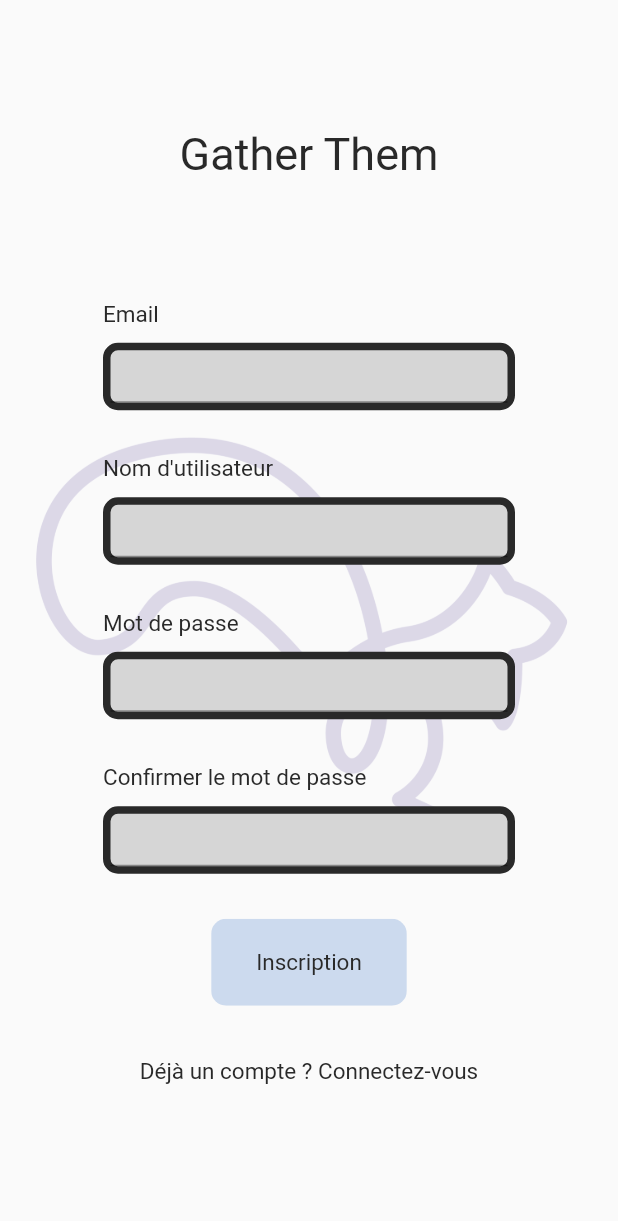
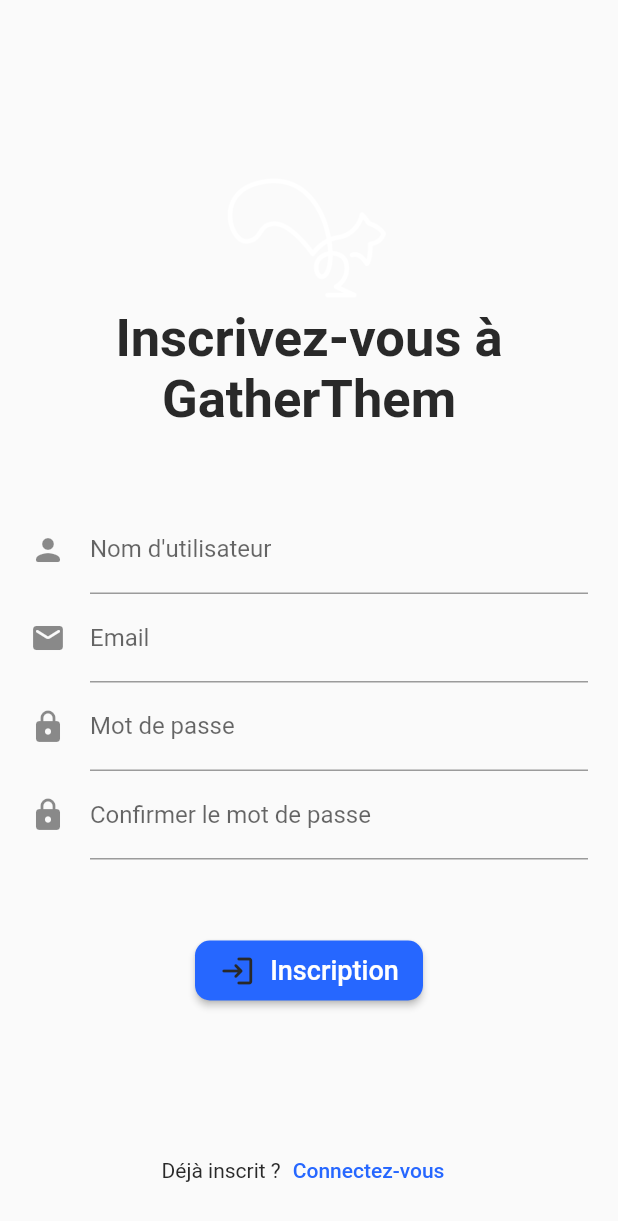
Before and after one commit to ToGatherThem/gatherthem_mobile_app, a Flutter app: the RegisterScreen screen opened directly, on a phone screen of 412 x 824 dp. Shown: the top 1221 px of the screen. Run offline on Flutter 3.47's test engine with Material 2 defaults, Android fonts, the phone set to English and light mode, and no system bars; our stand-ins replace adaptive_theme, cookie_jar, date_time_picker, dio, dio_cookie_manager, rxdart.

Commit message:
[REFACT] Theme of register screen

```diff
--- a/lib/theme/strings.dart
+++ b/lib/theme/strings.dart
@@ -16,6 +16,7 @@ class Strings{
   static const String passwordLabel = "Mot de passe";
   static const String confirmPasswordLabel = "Confirmer le mot de passe";
   static const String loginTitle = "Connectez-vous à GatherThem";
+  static const String registerTitle = "Inscrivez-vous à GatherThem";
   static const String loginLabel = "Connexion";
   static const String signUpLabel = "Inscription";
   static const String signOutLabel = "Déconnexion";
--- a/lib/ui/screens/register_screen.dart
+++ b/lib/ui/screens/register_screen.dart
@@ -3,9 +3,11 @@ import 'package:gatherthem_mobile_app/globals.dart';
 import 'package:gatherthem_mobile_app/services/authentication_service.dart';
 import 'package:gatherthem_mobile_app/theme/strings.dart';
 import 'package:gatherthem_mobile_app/ui/screens/login_screen.dart';
-import 'package:gatherthem_mobile_app/ui/widgets/buttons/filled_rect_button.dart';
+import 'package:gatherthem_mobile_app/ui/widgets/buttons/action_button.dart';
 import 'package:gatherthem_mobile_app/ui/widgets/dialogs/error_dialog.dart';
-import 'package:gatherthem_mobile_app/ui/widgets/inputs/text_form_input.dart';
+import 'package:gatherthem_mobile_app/ui/widgets/inputs/email_input.dart';
+import 'package:gatherthem_mobile_app/ui/widgets/inputs/password_input.dart';
+import 'package:gatherthem_mobile_app/ui/widgets/inputs/text_input.dart';
 
 class RegisterScreen extends StatelessWidget {
   const RegisterScreen({Key? key}) : super(key: key);
@@ -14,98 +16,78 @@ class RegisterScreen extends StatelessWidget {
   Widget build(BuildContext context) {
     return Scaffold(
       backgroundColor: Theme.of(context).backgroundColor,
-      body: Stack(
+      resizeToAvoidBottomInset: false,
+      body: Padding(
+        padding: const EdgeInsets.all(20),
+        child: Column(
+          mainAxisAlignment: MainAxisAlignment.center,
+          crossAxisAlignment: CrossAxisAlignment.center,
           children: [
-          Center(
-              child: Image.asset("assets/logo.png",
-                color: Colors.white.withOpacity(0.2),
-                colorBlendMode: BlendMode.modulate
-              )
+            const Spacer(),
+            Image(
+                height: 100,
+                image: Image.asset('assets/logoWhite.png').image
             ),
-          Center(
-            child: Padding(
-              padding: EdgeInsets.symmetric(horizontal: MediaQuery.of(context).size.width / 6, vertical: 20),
-              child: ScrollConfiguration(
-                behavior: ScrollConfiguration.of(context).copyWith(scrollbars: false),
-                child: SingleChildScrollView(
-                  child: Column(
+            Text(
+              Strings.registerTitle,
+              style: getTitleStyle(context),
+              textAlign: TextAlign.center,
+            ),
+            const Padding(padding: EdgeInsets.only(top: 50)),
+            TextInput(
+                label: Strings.userNameLabel,
+                icon: Icons.person_rounded,
+                onChanged: (value){
+                  credentials["username"] = value;
+                }
+            ),
+            EmailInput(
+                label: Strings.emailLabel,
+                icon: Icons.mail_rounded,
+                onChanged: (value){
+                  credentials["email"] = value;
+                }
+            ),
+            PasswordInput(
+                label: Strings.passwordLabel,
+                icon: Icons.lock_rounded,
+                onChanged: (value){
+                  credentials["password"] = value;
+                }
+            ),
+            PasswordInput(
+                label: Strings.confirmPasswordLabel,
+                icon: Icons.lock_rounded,
+                onChanged: (value){
+                  credentials["confirm_password"] = value;
+                }
+            ),
+            const Padding(padding: EdgeInsets.only(top: 50)),
+            ActionButton(
+              onPressed: () {
+                validate(context);
+              },
+              text: Strings.signUpLabel,
+              icon: Icons.login_rounded,
+              width: 120,
+            ),
+            const Spacer(),
+            Row(
+              mainAxisAlignment: MainAxisAlignment.center,
               children: [
-                      Text(Strings.appTitle,
+                Text(
+                  Strings.alreadyRegistered,
                   style: TextStyle(
                     color: Theme.of(context).primaryColor,
-                              fontSize: 30
-                          )
                   ),
-                      const SizedBox(height: 80),
-                      Align(
-                        child: Text(Strings.emailLabel,
-                            style: TextStyle(
-                                color: Theme.of(context).primaryColor,
-                                fontSize: 15
-                            )
                 ),
-                        alignment: Alignment.centerLeft,
-                      ),
-                      const SizedBox(height: 10),
-                      const TextFormInput(credential: "email"),
-                      const SizedBox(height: 30),
-                      Align(
-                        child: Text(Strings.userNameLabel,
-                            style: TextStyle(
-                                color: Theme.of(context).primaryColor,
-                                fontSize: 15
-                            )
-                        ),
-                        alignment: Alignment.centerLeft,
-                      ),
-                      const SizedBox(height: 10),
-                      const TextFormInput(credential: "username"),
-                      const SizedBox(height: 30),
-                      Align(
-                        child: Text(Strings.passwordLabel,
-                            style: TextStyle(
-                                color: Theme.of(context).primaryColor,
-                                fontSize: 15
-                            )
-                        ),
-                        alignment: Alignment.centerLeft,
-                      ),
-                      const SizedBox(height: 10),
-                      const TextFormInput(credential: "password", obscureText: true),
-                      const SizedBox(height: 30),
-                      Align(
-                        child: Text(Strings.confirmPasswordLabel,
-                            style: TextStyle(
-                                color: Theme.of(context).primaryColor,
-                                fontSize: 15
-                            )
-                        ),
-                        alignment: Alignment.centerLeft,
-                      ),
-                      const SizedBox(height: 10),
-                      const TextFormInput(credential: "confirm_password", obscureText: true),
-                      const SizedBox(height: 30),
-                      FilledRectButton(text: Strings.signUpLabel, onPressed: (){
-                        validate(context);
-                      }),
-                      const SizedBox(height: 20),
-                      TextButton(
-                        style: TextButton.styleFrom(
-                            primary: Theme.of(context).primaryColor,
-                            textStyle: const TextStyle(fontSize: 15)
-                        ),
-                        child: const Text(Strings.alreadyHaveAccountLabel),
-                        onPressed: () {
+                TextButton(onPressed: () {
                   Navigator.push(context, MaterialPageRoute(builder: (context) => const LoginScreen()));
-                        },
+                }, child: Text(Strings.signInNow, style: TextStyle(color: Theme.of(context).highlightColor),)),
+              ],
             )
           ],
         ),
-                ),
-              ),
-            ),
-          )
-        ],
       ),
     );
   }
--- /dev/null
+++ b/lib/ui/widgets/inputs/email_input.dart
@@ -0,0 +1,22 @@
+import 'package:flutter/material.dart';
+import 'package:gatherthem_mobile_app/ui/widgets/inputs/base_input.dart';
+
+class EmailInput extends StatelessWidget {
+  final String label;
+  final String? defaultValue;
+  final IconData? icon;
+  final void Function(String) onChanged;
+
+  const EmailInput({Key? key, required this.label, this.defaultValue, this.icon, required this.onChanged}) : super(key: key);
+
+  @override
+  Widget build(BuildContext context) {
+    return BaseInput(
+        label: label,
+        keyboardType: TextInputType.emailAddress,
+        onChanged: onChanged,
+        icon: icon,
+        defaultValue: defaultValue,
+    );
+  }
+}
```
Lines whose indentation alone changed are shown as unchanged.
